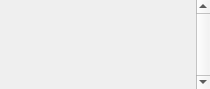
First picture: the form in src/gui/Application/DataWidgets/DataManagerWidget.ui, repository SCIInstitute/Cleaver, before the edit.
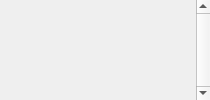
Second picture: the form after the edit.

Diff of the .ui file:
```diff
--- a/src/gui/Application/DataWidgets/DataManagerWidget.ui
+++ b/src/gui/Application/DataWidgets/DataManagerWidget.ui
@@ -7,7 +7,7 @@
     <x>0</x>
     <y>0</y>
     <width>210</width>
-    <height>89</height>
+    <height>100</height>
    </rect>
   </property>
   <property name="sizePolicy">
@@ -19,13 +19,13 @@
   <property name="minimumSize">
    <size>
     <width>210</width>
-    <height>82</height>
+    <height>100</height>
    </size>
   </property>
   <property name="maximumSize">
    <size>
-    <width>210</width>
-    <height>524287</height>
+    <width>16777215</width>
+    <height>16777215</height>
    </size>
   </property>
   <property name="windowTitle">
@@ -76,8 +76,8 @@
         <rect>
          <x>0</x>
          <y>0</y>
-         <width>193</width>
-         <height>67</height>
+         <width>187</width>
+         <height>75</height>
         </rect>
        </property>
        <property name="sizePolicy">
```
